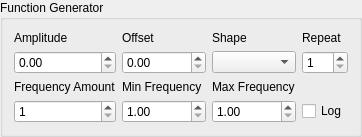
The window that components/HP33120AFunGen/conf_ui.ui (FranciscoGauna/Microscopy-Program) describes before a commit, drawn with Qt 5.
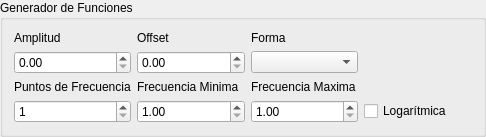
The same window after the commit.

What changed in the file:
```diff
--- a/components/HP33120AFunGen/conf_ui.ui
+++ b/components/HP33120AFunGen/conf_ui.ui
@@ -6,7 +6,7 @@
    <rect>
     <x>0</x>
     <y>0</y>
-    <width>351</width>
+    <width>486</width>
     <height>117</height>
    </rect>
   </property>
@@ -14,7 +14,7 @@
    <string>GroupBox</string>
   </property>
   <property name="title">
-   <string>Function Generator</string>
+   <string>Generador de Funciones</string>
   </property>
   <layout class="QGridLayout" name="gridLayout">
    <item row="1" column="0">
@@ -23,14 +23,14 @@
    <item row="0" column="0">
     <widget class="QLabel" name="amplitude_frequency">
      <property name="text">
-      <string>Amplitude</string>
+      <string>Amplitud</string>
      </property>
     </widget>
    </item>
    <item row="0" column="3">
     <widget class="QLabel" name="shape_label">
      <property name="text">
-      <string>Shape</string>
+      <string>Forma</string>
      </property>
     </widget>
    </item>
@@ -40,14 +40,14 @@
    <item row="2" column="2">
     <widget class="QLabel" name="freq_min_label">
      <property name="text">
-      <string>Min Frequency</string>
+      <string>Frecuencia Minima</string>
      </property>
     </widget>
    </item>
    <item row="2" column="0">
     <widget class="QLabel" name="freq_amount_label">
      <property name="text">
-      <string>Frequency Amount</string>
+      <string>Puntos de Frecuencia</string>
      </property>
     </widget>
    </item>
@@ -94,28 +94,14 @@
    <item row="2" column="3">
     <widget class="QLabel" name="freq_max_label">
      <property name="text">
-      <string>Max Frequency</string>
+      <string>Frecuencia Maxima</string>
      </property>
     </widget>
    </item>
    <item row="3" column="4">
     <widget class="QCheckBox" name="log_check">
      <property name="text">
-      <string>Log</string>
-     </property>
-    </widget>
-   </item>
-   <item row="1" column="4">
-    <widget class="QSpinBox" name="spinBox">
-     <property name="minimum">
-      <number>1</number>
-     </property>
-    </widget>
-   </item>
-   <item row="0" column="4">
-    <widget class="QLabel" name="label">
-     <property name="text">
-      <string>Repeat</string>
+      <string>Logarítmica</string>
      </property>
     </widget>
    </item>
```
